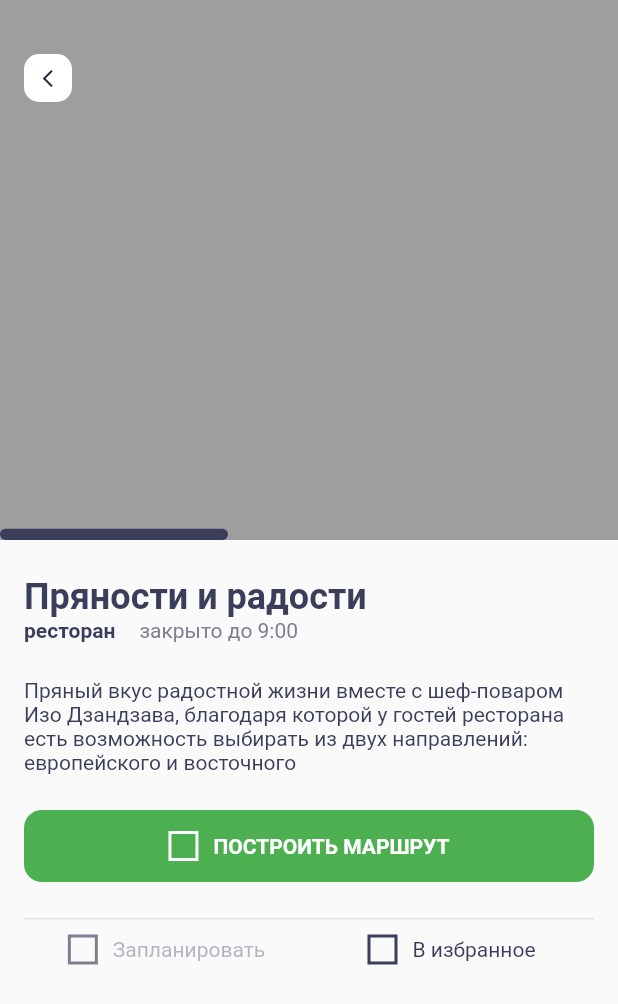
After one commit to demid-korobenko/surf-flutter-course-korobenko, a Flutter app: the screen it shows after launch, on a phone screen of 412 x 824 dp. The commit adds this screen. Shown: the top 1004 px of the screen. Run offline on Flutter 3.47's test engine with Material 2 defaults, Android fonts, the light colour scheme and no system bars.

Commit message:
4.6.3 - layout. Sight details screen

```diff
--- a/lib/main.dart
+++ b/lib/main.dart
@@ -1,5 +1,6 @@
 import 'package:flutter/material.dart';
 import 'package:places/ui/screen/sight_list_screen.dart';
+import 'package:places/ui/screen/sightDetails.dart';
 
 void main() {
   runApp(App());
@@ -15,7 +16,7 @@ class App extends StatelessWidget {
       theme: ThemeData(
         primarySwatch: Colors.blue,
       ),
-        home: SightListScreen(),
+        home: SightDetails(), //SightListScreen(),
 //      home: MyFirstWidget(),
     );
   }
--- /dev/null
+++ b/lib/ui/screen/sightDetails.dart
@@ -0,0 +1,165 @@
+import 'package:flutter/cupertino.dart';
+import 'package:flutter/material.dart';
+
+class SightDetails extends StatelessWidget {
+  @override
+  Widget build(BuildContext context) {
+    return Scaffold(
+      body: Column(
+        children: [
+          Stack(
+            children: [
+              Container(
+                color: Colors.grey,
+                width: double.infinity,
+                height: 360,
+              ),
+              Positioned(
+                  left: 16.0,
+                  top: 36.0,
+                  child: Container(
+                    width: 32.0,
+                    height: 32.0,
+                    child: Icon(Icons.arrow_back_ios_outlined, size: 14, color: Color(0xff252849)),
+                    decoration: BoxDecoration(
+                        color: Colors.white,
+                        borderRadius: BorderRadius.all(Radius.circular(10.0))),
+                  ),
+              ),
+              Positioned(
+                bottom: 0.0,
+                left: 0.0,
+                child: Container(
+                  width: 152.0,
+                  height: 7.57,
+                  decoration: BoxDecoration(
+                    color: Color(0xFF3B3E5B),
+                    borderRadius: BorderRadius.circular(8.0),
+                  ),
+                ),
+              )
+            ],
+          ),
+          Padding(
+            padding: EdgeInsets.symmetric(horizontal: 16.0),
+            child: Column(
+              crossAxisAlignment: CrossAxisAlignment.start,
+              children: [
+                Padding(
+                  padding: EdgeInsets.only(top: 24.0),
+                  child: Text(
+                    'Пряности и радости',
+                    style: TextStyle(fontSize: 24, fontFamily: 'Roboto', fontWeight: FontWeight.w700, color: Color(0xff3B3E5B)),
+                  ),
+                ),
+                Padding(
+                  padding: EdgeInsets.only(bottom: 24.0),
+                  child: Row(
+                    children: [
+                      Text(
+                        'ресторан',
+                        style: TextStyle(fontSize: 14, fontFamily: 'Roboto', fontWeight: FontWeight.w700, color: Color(0xff3B3E5B)),
+                      ),
+                      SizedBox(width: 16.0),
+                      Text(
+                        'закрыто до 9:00',
+                        style: TextStyle(fontSize: 14, fontFamily: 'Roboto', fontWeight: FontWeight.normal, color: Color(0xff7C7E92)),
+                      ),
+                    ],
+                  ),
+                ),
+                Text(
+                  'Пряный вкус радостной жизни вместе с шеф-поваром Изо Дзандзава, благодаря которой у гостей ресторана есть возможность выбирать из двух направлений: европейского и восточного',
+                  style: TextStyle(fontSize: 14, fontFamily: 'Roboto', fontWeight: FontWeight.normal, color: Color(0xff3B3E5B)),
+                ),
+                Padding(
+                  padding: EdgeInsets.symmetric(vertical: 24.0),
+                  child: Container(
+                    width: double.infinity,
+                    height: 48.0,
+                    decoration: BoxDecoration(
+                        color: Color(0xff4CAF50),
+                        borderRadius: BorderRadius.all(Radius.circular(12.0))),
+                    child: Row(
+                      mainAxisAlignment: MainAxisAlignment.center,
+                      crossAxisAlignment: CrossAxisAlignment.center,
+                      children: [
+                        Padding(
+                          padding: EdgeInsets.only(right: 10.0),
+                          child: Container(
+                            width: 20.0,
+                            height: 20.0,
+                            decoration: BoxDecoration(border: Border.all(color: Colors.white, width: 2.0)),
+                          ),
+                        ),
+                        Text(
+                          'ПОСТРОИТЬ МАРШРУТ',
+                          style: TextStyle(fontSize: 14, fontFamily: 'Roboto', fontWeight: FontWeight.w700, color: Colors.white)
+                        ),
+                      ],
+                    ),
+                  ),
+                ),
+                Divider(
+                  color: Color(0xff7C7E92).withOpacity(0.24),
+                  thickness: 0.8,
+                  height: 1.0,
+                ),
+                Row(
+                  children: [
+                    Expanded(
+                      child: Container(
+                        height: 40.0,
+                        child: Row(
+                          mainAxisAlignment: MainAxisAlignment.center,
+                          crossAxisAlignment: CrossAxisAlignment.center,
+                          children: [
+                            Padding(
+                              padding: EdgeInsets.only(right: 10.0),
+                              child: Container(
+                                width: 20.0,
+                                height: 20.0,
+                                decoration: BoxDecoration(border: Border.all(color: Color(0xff7C7E92), width: 2.0)),
+                              ),
+                            ),
+                            Text(
+                                'Запланировать',
+                                style: TextStyle(fontSize: 14, fontFamily: 'Roboto', fontWeight: FontWeight.normal, color: Color(0xff7C7E92).withOpacity(0.56))
+                            ),
+                          ],
+                        ),
+                      ),
+                    ),
+                    Expanded(
+                      child: Container(
+                        height: 40.0,
+                        child: Row(
+                          mainAxisAlignment: MainAxisAlignment.center,
+                          crossAxisAlignment: CrossAxisAlignment.center,
+                          children: [
+                            Padding(
+                              padding: EdgeInsets.only(right: 10.0),
+                              child: Container(
+                                width: 20.0,
+                                height: 20.0,
+                                decoration: BoxDecoration(border: Border.all(color: Color(0xff3B3E5B), width: 2.0)),
+                              ),
+                            ),
+                            Text(
+                                'В избранное',
+                                style: TextStyle(fontSize: 14, fontFamily: 'Roboto', fontWeight: FontWeight.normal, color: Color(0xff3B3E5B))
+                            ),
+                          ],
+                        ),
+                      ),
+                    )
+                  ],
+                ),
+              ],
+            ),
+          ),
+        ],
+      ),
+    );
+  }
+}
--- a/lib/ui/screen/sight_card.dart
+++ b/lib/ui/screen/sight_card.dart
@@ -3,7 +3,7 @@ import 'package:flutter/material.dart';
 import 'package:places/domain/sight.dart';
 
 class SightCard extends StatelessWidget {
-  Sight sight;
+  final Sight sight;
 
   SightCard({@required this.sight});
 
```
